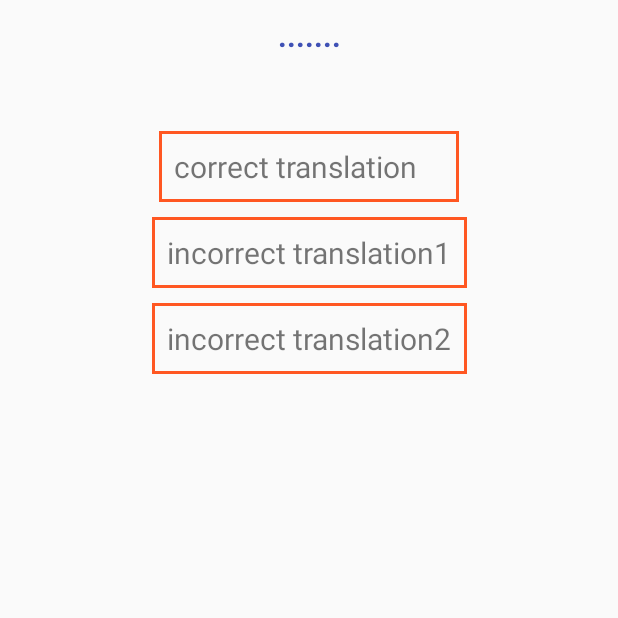
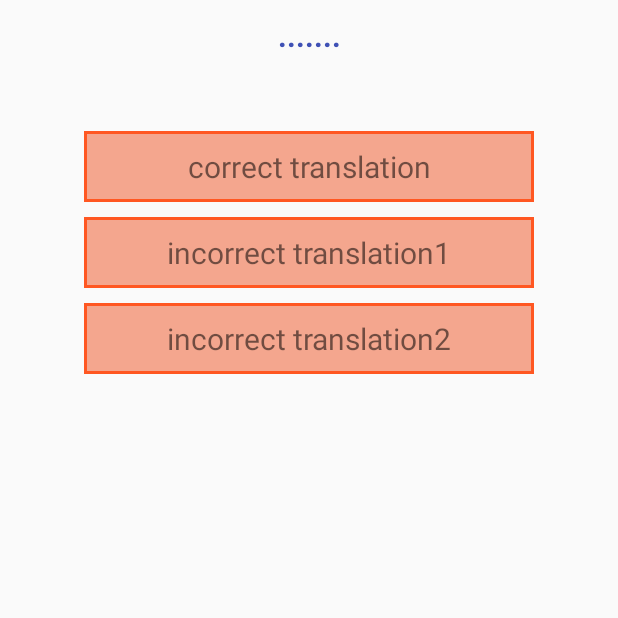
Before and after one commit to yulia-samoilovich/TourLingo, an Android app: the Translate screen opened directly, with no data from a screen before it, on a phone screen of 412 x 824 dp, the top half of it. Run offline under Robolectric (Android 15) with nearby library versions, the light colour scheme and no system bars; our stand-ins replace Firebase (no records; nobody signed in at launch, a user with empty details on screens opened directly).

Commit message:
improved design for games

```diff
--- a/app/src/main/res/drawable/orange_back.xml
+++ b/app/src/main/res/drawable/orange_back.xml
@@ -1,6 +1,6 @@
 <?xml version="1.0" encoding="utf-8"?>
 <shape xmlns:android="http://schemas.android.com/apk/res/android" android:shape="rectangle">
-    <solid android:color="@android:color/transparent"/>
+    <solid android:color="#F4A68E"/>
     <stroke android:width="2dip" android:color="#FF5722"/>
     <padding android:bottom="10dp" android:top="10dp" android:left="10dp" android:right="10dp"/>
     <size android:width="200dp"></size>
--- a/app/src/main/res/layout/activity_match_picture.xml
+++ b/app/src/main/res/layout/activity_match_picture.xml
@@ -22,6 +22,8 @@
         android:layout_width="wrap_content"
         android:layout_height="wrap_content"
         android:text="Option1"
+        android:textAlignment="center"
+        android:textStyle="bold"
         app:layout_constraintLeft_toLeftOf="parent"
         app:layout_constraintRight_toRightOf="parent"
         app:layout_constraintTop_toBottomOf="@+id/imLoad"
@@ -34,6 +36,8 @@
         android:layout_width="wrap_content"
         android:layout_height="wrap_content"
         android:text="Answer"
+        android:textAlignment="center"
+        android:textStyle="bold"
         app:layout_constraintLeft_toLeftOf="parent"
         app:layout_constraintRight_toRightOf="parent"
         app:layout_constraintTop_toBottomOf="@+id/tvOption1"
@@ -47,6 +51,8 @@
         android:layout_width="wrap_content"
         android:layout_height="wrap_content"
         android:text="Option2"
+        android:textAlignment="center"
+        android:textStyle="bold"
         app:layout_constraintLeft_toLeftOf="parent"
         app:layout_constraintRight_toRightOf="parent"
         app:layout_constraintTop_toBottomOf="@+id/tvAnswer"
--- a/app/src/main/res/layout/activity_translate.xml
+++ b/app/src/main/res/layout/activity_translate.xml
@@ -10,9 +10,10 @@
 
     <TextView
         android:id="@+id/tvSentence"
-        android:layout_width="wrap_content"
+        android:layout_width="300dp"
         android:layout_height="wrap_content"
         android:text="......."
+        android:textAlignment="center"
         app:layout_constraintLeft_toLeftOf="parent"
         app:layout_constraintRight_toRightOf="parent"
         app:layout_constraintTop_toTopOf="parent"
@@ -20,50 +21,46 @@
         android:textColor="#3F51B5"
         android:textStyle="bold"
         android:layout_marginTop="10dp"
-        android:layout_marginLeft="10dp"
-        android:layout_marginRight="10dp"/>
+        />
 
     <TextView
         android:id="@+id/tvCorrect"
-        android:layout_width="wrap_content"
+        android:layout_width="300dp"
         android:layout_height="wrap_content"
         android:text="correct translation"
         app:layout_constraintLeft_toLeftOf="parent"
         app:layout_constraintRight_toRightOf="parent"
         app:layout_constraintTop_toBottomOf="@id/tvSentence"
+        android:textAlignment="center"
         android:layout_marginTop="50dp"
-        android:layout_marginRight="10dp"
-        android:layout_marginLeft="10dp"
         android:textSize="20sp"
         android:clickable="true"
         android:background="@drawable/orange_back"/>
 
     <TextView
         android:id="@+id/tvIncorrect1"
-        android:layout_width="wrap_content"
+        android:layout_width="300dp"
         android:layout_height="wrap_content"
         android:text="incorrect translation1"
         app:layout_constraintLeft_toLeftOf="parent"
         app:layout_constraintRight_toRightOf="parent"
+        android:textAlignment="center"
         app:layout_constraintTop_toBottomOf="@id/tvCorrect"
         android:layout_marginTop="10dp"
-        android:layout_marginRight="10dp"
-        android:layout_marginLeft="10dp"
         android:textSize="20sp"
         android:clickable="true"
         android:background="@drawable/orange_back"/>
 
     <TextView
         android:id="@+id/tvIncorrect2"
-        android:layout_width="wrap_content"
+        android:layout_width="300dp"
         android:layout_height="wrap_content"
         android:text="incorrect translation2"
         app:layout_constraintLeft_toLeftOf="parent"
         app:layout_constraintRight_toRightOf="parent"
         app:layout_constraintTop_toBottomOf="@id/tvIncorrect1"
         android:layout_marginTop="10dp"
-        android:layout_marginRight="10dp"
-        android:layout_marginLeft="10dp"
+        android:textAlignment="center"
         android:textSize="20sp"
         android:clickable="true"
         android:background="@drawable/orange_back"/>
@@ -76,7 +73,7 @@
         app:layout_constraintLeft_toLeftOf="parent"
         app:layout_constraintRight_toRightOf="parent"
         app:layout_constraintTop_toBottomOf="@id/tvIncorrect2"
-        android:layout_marginTop="30dp"
+        android:layout_marginTop="20dp"
         android:visibility="invisible"/>
 
     <ImageView
@@ -87,7 +84,7 @@
         app:layout_constraintLeft_toLeftOf="parent"
         app:layout_constraintRight_toRightOf="parent"
         app:layout_constraintTop_toBottomOf="@id/tvIncorrect2"
-        android:layout_marginTop="50dp"
+        android:layout_marginTop="20dp"
         android:visibility="invisible"/>
     />
 
```
Also changed, not shown: app/src/main/java/com/example/tourlingo/Register.java (+0 -11 lines).
